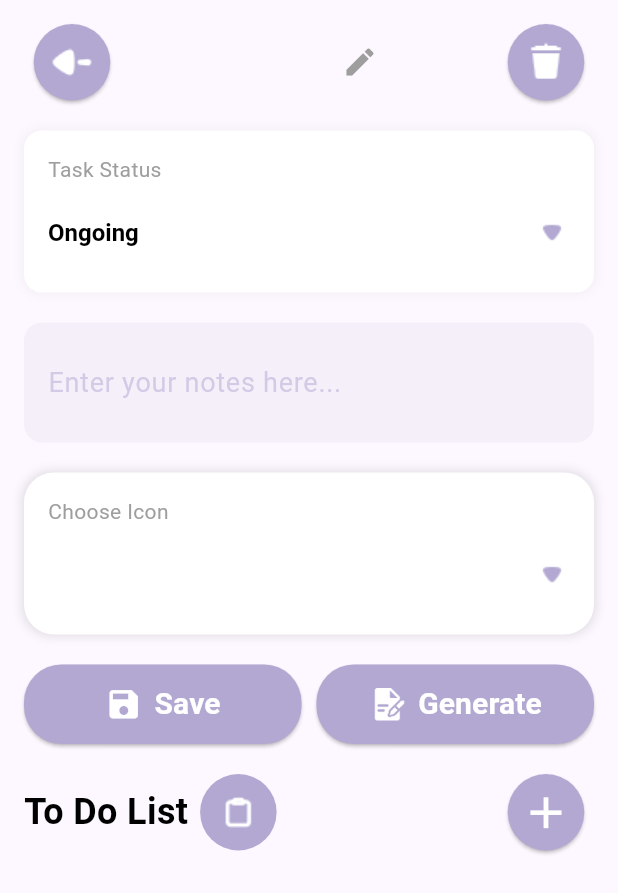
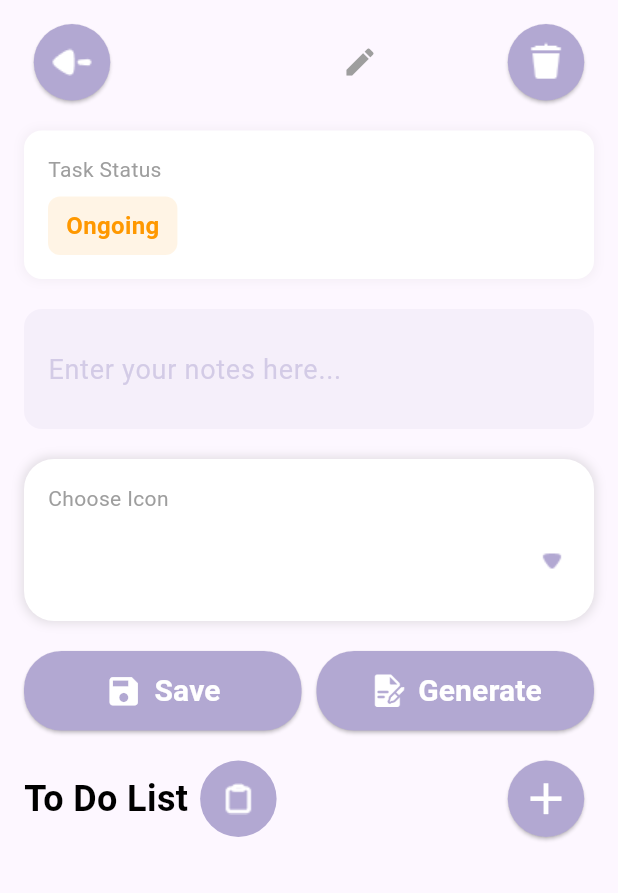
Before and after one commit to alizaenazet/smart-note, a Flutter app: the DetailNote screen opened directly with empty values, on a phone screen of 412 x 824 dp. Shown: the top 893 px of the screen. Run offline on Flutter 3.47's test engine with Material 3 defaults, Android fonts, the phone set to English and light mode, and no system bars; our stand-ins replace equatable, flutter_dotenv, table_calendar; missing offline and left inert: dart:ffi; Roboto replaces fonts that are missing (Plus Jakarta Sans).

Commit message:
Fixing Task Status and Task Count

```diff
--- a/lib/pages/dashboard.dart
+++ b/lib/pages/dashboard.dart
@@ -129,7 +129,7 @@ class _DashboardState extends State<Dashboard> {
                                         style: title,
                                       ),
                                     Text(
-                                      '$ongoingTasksCount tasks ongoing',
+                                      '${ongoingNotes.length} ${ongoingNotes.length == 1 ? 'task' : 'tasks'} ongoing',
                                       style: content1,
                                     ),
                                   ],
--- a/lib/pages/detail_note.dart
+++ b/lib/pages/detail_note.dart
@@ -48,7 +48,15 @@ class _DetailNoteState extends State<DetailNote> {
       _notesController.text = detailNoteViewModel.note.content ?? '';
       _titleController.text = detailNoteViewModel.note.title ?? '';
       tasks = detailNoteViewModel.note.todoList ?? [];
-      _selectedStatus = detailNoteViewModel.note.isComplete! ? 'Completed' : 'Ongoing';
+
+      // check if note have any tasks
+      if (tasks.isNotEmpty) {
+        _selectedStatus = tasks.any((task) => !task.isCompleted!) ? 'Ongoing' : 'Completed';
+      } else {
+        _selectedStatus = 'Ongoing';
+      }
+
+      // _selectedStatus = detailNoteViewModel.note.isComplete! ? 'Completed' : 'Ongoing';
       _selectedIcon = detailNoteViewModel.note.icon ?? 'Other';
     });
 
@@ -231,7 +239,9 @@ class _DetailNoteState extends State<DetailNote> {
                 SizedBox(height: 20),
 
                 // Task Status
+
                 Container(
+                  width: double.infinity,
                   padding: EdgeInsets.all(16),
                   decoration: BoxDecoration(
                     color: Colors.white,
@@ -252,35 +262,24 @@ class _DetailNoteState extends State<DetailNote> {
                         style: TextStyle(color: Colors.grey),
                       ),
                       SizedBox(height: 8),
-                      DropdownButton<String>(
-                        value: _selectedStatus,
-                        icon: ImageIcon(
-                          AssetImage('assets/images/ArrowDown.png'),
-                          size: 24,
-                          color: primaryColor,
+                      Container(
+                        padding: EdgeInsets.symmetric(vertical: 8, horizontal: 12),
+                        decoration: BoxDecoration(
+                          color: _selectedStatus == 'Completed'
+                              ? Colors.green.withOpacity(0.1)
+                              : Colors.orange.withOpacity(0.1),
+                          borderRadius: BorderRadius.circular(8),
                         ),
-                        isExpanded: true,
-                        elevation: 16,
-                        style: TextStyle(
-                          color: Colors.black,
-                          fontSize: 16,
-                          fontWeight: FontWeight.bold,
+                        child: Text(
+                          _selectedStatus,
+                          style: TextStyle(
+                            color: _selectedStatus == 'Completed'
+                                ? Colors.green
+                                : Colors.orange,
+                            fontSize: 16,
+                            fontWeight: FontWeight.bold,
+                          ),
                         ),
-                        underline: Container(
-                          height: 0,
-                        ),
-                        onChanged: (String? newValue) {
-                          setState(() {
-                            _selectedStatus = newValue!;
-                          });
-                        },
-                        items: <String>['Ongoing', 'Completed']
-                            .map<DropdownMenuItem<String>>((String value) {
-                          return DropdownMenuItem<String>(
-                            value: value,
-                            child: Text(value),
-                          );
-                        }).toList(),
                       ),
                     ],
                   ),
@@ -393,6 +392,12 @@ class _DetailNoteState extends State<DetailNote> {
 
                             // Persist changes to the backend or database
                             await detailNoteViewModel.saveNote(note);
+
+                            // Persist changes to the backend for tasks
+                            for (var task in detailNoteViewModel.note.todoList!) {
+                              await detailNoteViewModel.updateTask(
+                                  note.id!, task.id!.toString(), task.todo!, task.isCompleted!);
+                            }
 
                             if (detailNoteViewModel.error != null) {
                               if (context.mounted) {
@@ -518,19 +523,6 @@ class _DetailNoteState extends State<DetailNote> {
 
                                         await detailNoteViewModel.addTask(detailNoteViewModel.note.id!, taskController.text, false);
                                         setState(() {
-
-                                          // if (taskController.text.isNotEmpty) {
-
-                                          //   tasks.add(Task(
-                                          //     todo: taskController.text,
-                                          //     isCompleted: false,
-                                          //   ));
-
-
-                                          // }else{
-                                          //   debugPrint("Task Controller Empty");
-                                          //   // debugPrint(tasks[3].todo);
-                                          // }
                                         });
                                         refreshPage();
                                         Navigator.pop(context);
@@ -596,8 +588,9 @@ class _DetailNoteState extends State<DetailNote> {
                                             .todoList![index]
                                             .isCompleted ??
                                         false);
-                                    if (note.todoList!.every((task) =>
-                                        (task.isCompleted ?? false))) {
+                                    if (detailNoteViewModel.note.todoList!
+                                        .every((task) =>
+                                            (task.isCompleted ?? false))) {
                                       _selectedStatus = 'Completed';
                                     } else {
                                       _selectedStatus = 'Ongoing';
--- a/lib/repository/note_repo.dart
+++ b/lib/repository/note_repo.dart
@@ -30,7 +30,7 @@ class NoteRepository {
       'user_id': userId,
       'title': 'New Note',
       'content': 'No content',
-      'icon': 'iconName',
+      'icon': 'Work',
     });
     debugPrint('Response: $response');
     return response;
```
